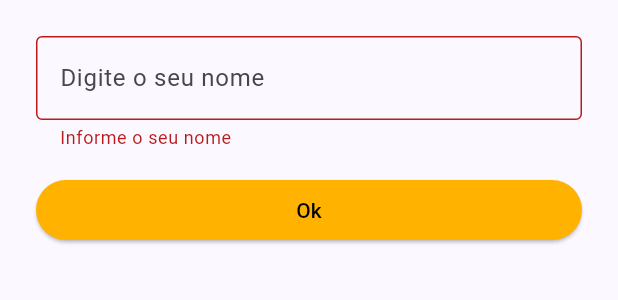
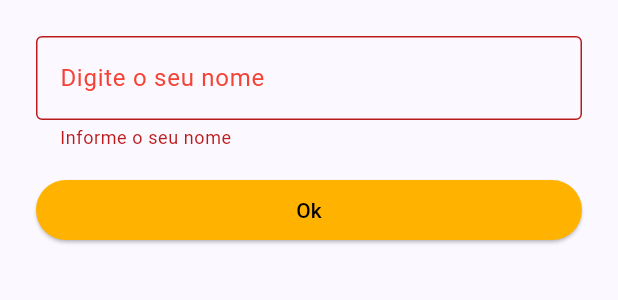
Before and after one commit to Leonardo-marques-moreira/apo_desenvolvimento_mobile, a Flutter app: the SaudacaoPage widget shown alone on an empty page, opened directly, after a tap on "Ok", on a phone screen of 412 x 824 dp. Shown: the top 300 px of the screen. Run offline on Flutter 3.47's test engine with Material 3 defaults, Android fonts, the phone set to English and light mode, and no system bars.

Commit message:
style: deixa texto de dica vermelho quando ha erro

```diff
--- a/lib/saudacao_page.dart
+++ b/lib/saudacao_page.dart
@@ -70,6 +70,9 @@ class SaudacaoPage extends StatefulWidget{
                 controller: _controller,
                 decoration: InputDecoration(
                   hintText: 'Digite o seu nome',
+                  hintStyle: TextStyle(
+                    color: _erro != null ? Colors.red : null
+                  ),
                   errorText: _erro,
                   border: const OutlineInputBorder(),
                 ),
```
